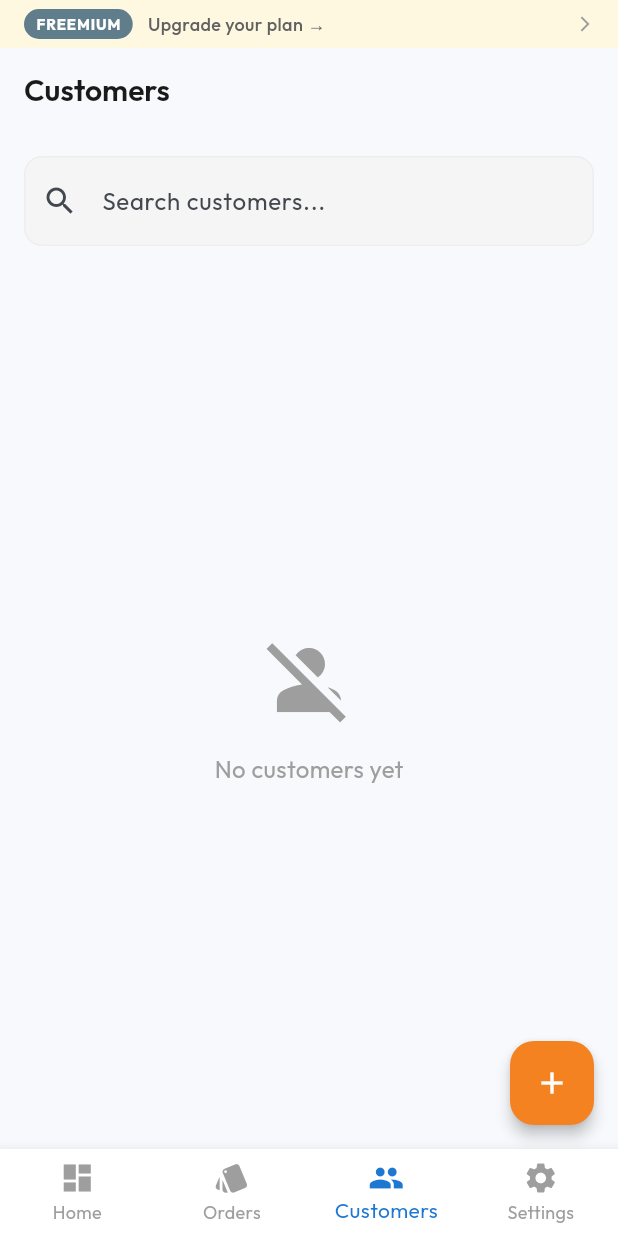
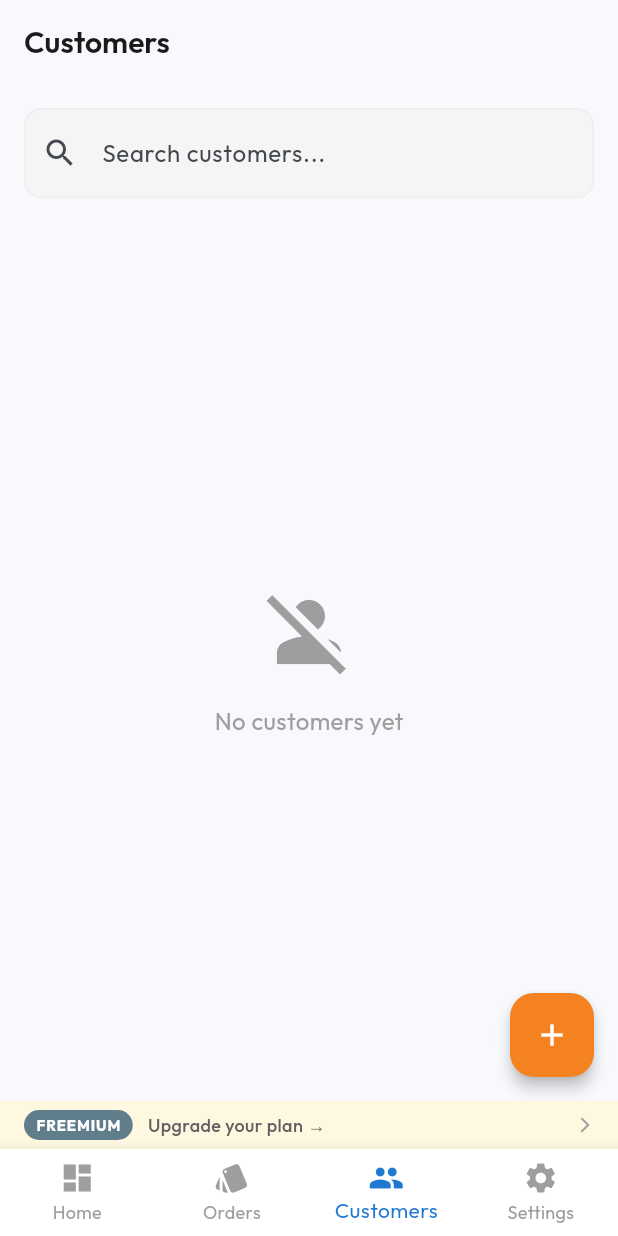
Before and after one commit to Rizony/tailorsync-v2, a Flutter app: the AppShell screen opened directly, item 3 of the bottom bar chosen, on a phone screen of 412 x 824 dp. Run offline on Flutter 3.47's test engine with Material 3 defaults, Android fonts, the phone set to English and light mode, and no system bars; our stand-ins replace connectivity_plus, equatable, flutter_local_notifications, flutter_riverpod, fpdart, freezed_annotation and 12 more; missing offline and left inert: flutterwave_standard, tutorial_coach_mark; accounts and stored records are empty; generated files the repository leaves out were written again.

Commit message:
fix: move subscription banner above bottom nav bar (was under status bar)

```diff
--- a/lib/core/app/app_shell.dart
+++ b/lib/core/app/app_shell.dart
@@ -29,15 +29,12 @@ class _AppShellState extends ConsumerState<AppShell> {
   @override
   Widget build(BuildContext context) {
     return Scaffold(
-      body: Column(
+      body: OfflineWrapper(child: _screens[_currentIndex]),
+      bottomNavigationBar: Column(
+        mainAxisSize: MainAxisSize.min,
         children: [
           const SubscriptionBanner(),
-          Expanded(
-            child: OfflineWrapper(child: _screens[_currentIndex]),
-          ),
-        ],
-      ),
-      bottomNavigationBar: BottomNavigationBar(
+          BottomNavigationBar(
             currentIndex: _currentIndex,
             onTap: (index) {
               setState(() {
@@ -48,12 +45,14 @@ class _AppShellState extends ConsumerState<AppShell> {
               const BottomNavigationBarItem(icon: Icon(Icons.dashboard), label: 'Home'),
               BottomNavigationBarItem(
                 icon: Icon(key: TutorialService.ordersTabKey, Icons.style),
-            label: 'Orders'
+                label: 'Orders',
               ),
               const BottomNavigationBarItem(icon: Icon(Icons.people), label: 'Customers'),
               BottomNavigationBarItem(
                 icon: Icon(key: TutorialService.settingsTabKey, Icons.settings),
-            label: 'Settings'
+                label: 'Settings',
+              ),
+            ],
           ),
         ],
       ),
```
Lines whose indentation alone changed are shown as unchanged.
